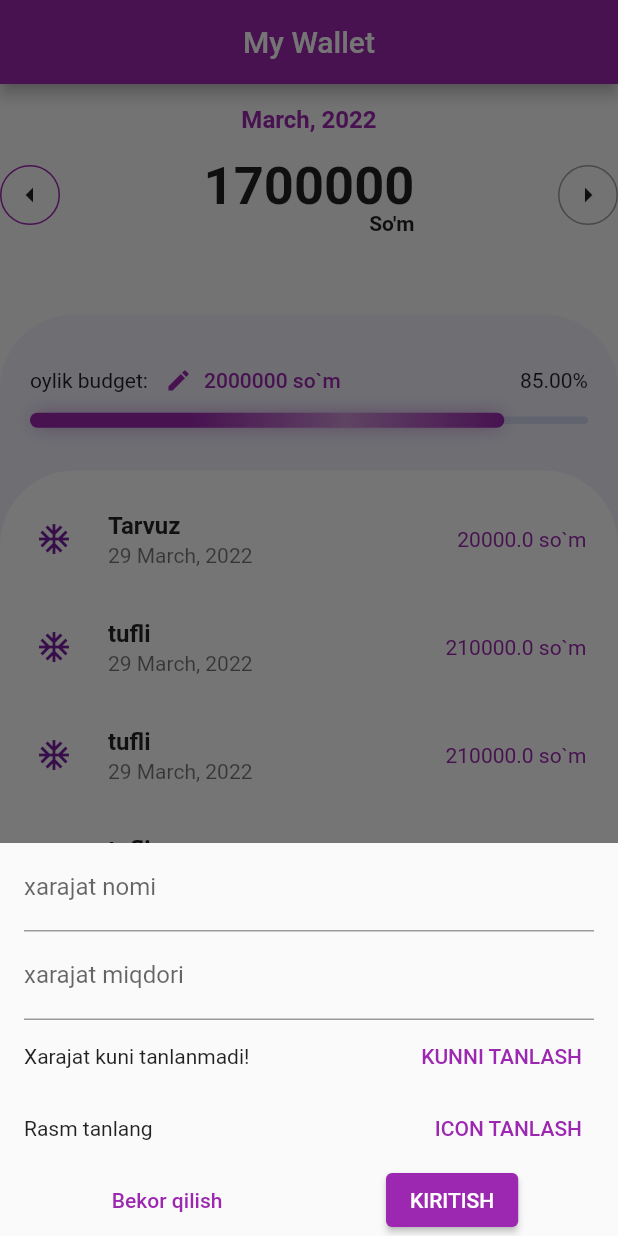
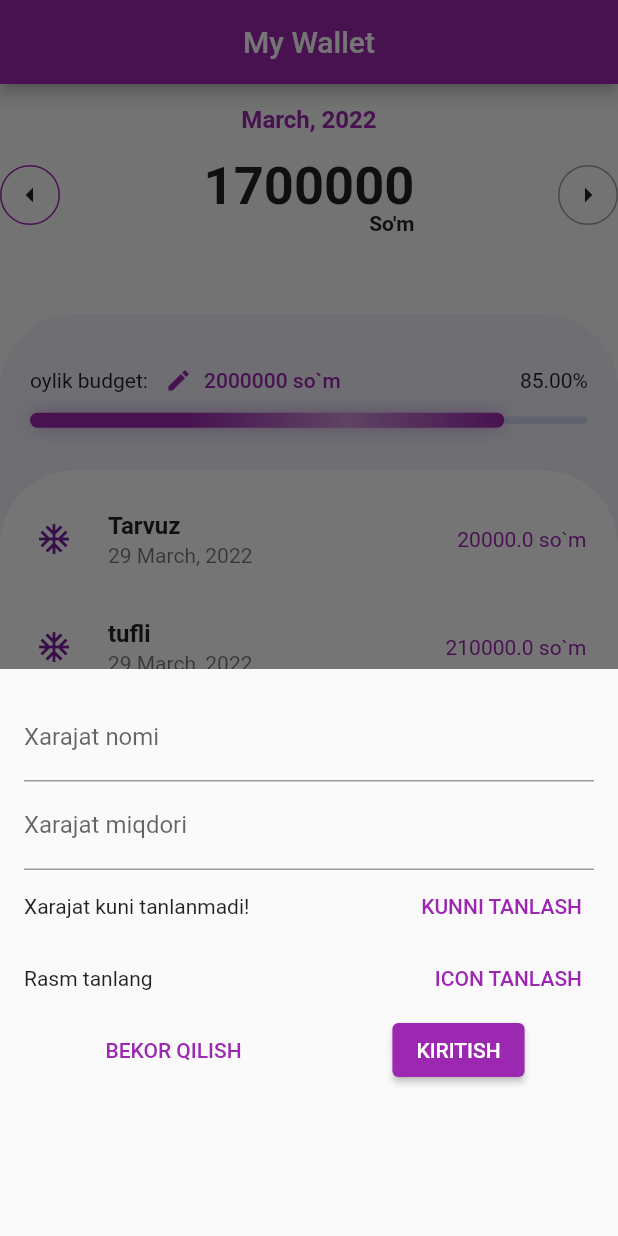
Before and after one commit to Leyla2627/MyWallet, a Flutter app: the screen it shows after launch, after a tap on the "add" icon, on a phone screen of 412 x 824 dp. Run offline on Flutter 3.47's test engine with Material 2 defaults, Android fonts, the phone set to English and light mode, and no system bars; our stand-ins replace month_picker_dialog; missing offline and left inert: flutter_iconpicker.

Commit message:
update_1

```diff
--- /dev/null
+++ b/lib/adaptive_button.dart
@@ -0,0 +1,27 @@
+import 'package:flutter/material.dart';
+import 'package:flutter/cupertino.dart';
+import 'dart:io' show Platform;
+
+class AdaptiveButton extends StatelessWidget {
+  final String text;
+  final Function() handler;
+  final bool? filled;
+
+  const AdaptiveButton({Key? key, this.filled = false  , required this.text, required this.handler}) : super(key: key);
+
+  @override
+  Widget build(BuildContext context) {
+    return Platform.isAndroid ?
+    filled! ?
+    ElevatedButton(
+        onPressed : handler,
+        child: Text(text)) : TextButton(onPressed: handler, child: Text(text)) :
+    filled! ? CupertinoButton.filled(
+      child: Text(text),
+      onPressed: handler,
+    ) : CupertinoButton(
+      child: Text(text),
+      onPressed: handler,
+    ) ;
+  }
+}
--- /dev/null
+++ b/lib/adaptive_textfield.dart
@@ -0,0 +1,24 @@
+import 'package:flutter/cupertino.dart';
+import 'package:flutter/material.dart';
+import 'dart:io' show Platform;
+
+class AdaptiveTextField extends StatelessWidget {
+  final String label;
+  final TextEditingController controller;
+  final TextInputType? keyboardType;
+
+  const AdaptiveTextField({Key? key, this.keyboardType, required this.controller, required this.label}) : super(key: key);
+
+  @override
+  Widget build(BuildContext context) {
+    return  Platform.isAndroid ? TextField(
+      decoration: InputDecoration(labelText: label),
+      controller: controller,
+      keyboardType: keyboardType ?? TextInputType.text,
+    ) : CupertinoTextField(placeholder: label,
+      controller: controller,
+      padding: EdgeInsets.all(10.0),
+      keyboardType: keyboardType ?? TextInputType.text,
+    );
+  }
+}
--- a/lib/add_expense.dart
+++ b/lib/add_expense.dart
@@ -2,6 +2,11 @@ import 'package:flutter/cupertino.dart';
 import 'package:flutter/material.dart';
 import 'package:flutter_iconpicker/flutter_iconpicker.dart';
 import 'package:intl/intl.dart';
+import 'package:my_wallet/adaptive_button.dart';
+
+import 'dart:io' show Platform;
+
+import 'package:my_wallet/adaptive_textfield.dart';
 
 class AddExpense extends StatefulWidget {
   final Function addNewExpense;
@@ -39,27 +44,27 @@ class _AddExpenseState extends State<AddExpense> {
      if(value!=null){_icon = value;}
    })
     });
+  }
 
-  }
+  void _submit(){
+    if (_titleController.text == null ||
+        _amountController.text == null ||
+        _selectedDate == null) return;
+    var title = _titleController.text;
+    var amount = double.parse(_amountController.text);
+    if (amount <= 0) return;
+    widget.addNewExpense(title, amount, _selectedDate, _icon);
+   }
 
   @override
   Widget build(BuildContext context) {
     return SingleChildScrollView(
       child: Container(
-        padding: const EdgeInsets.symmetric(horizontal: 16.0),
+        padding: EdgeInsets.only(top: 16.0, bottom: MediaQuery.of(context).viewInsets.bottom >0 ? MediaQuery.of(context).viewInsets.bottom +16.0 : 100, left: 16.0, right: 16.0),
         child: Column(
           children: [
-            TextField(
-              decoration: InputDecoration(labelText: "xarajat nomi"),
-              controller: _titleController,
-            ),
-            TextField(
-              decoration: InputDecoration(
-                labelText: "xarajat miqdori",
-              ),
-              keyboardType: TextInputType.number,
-              controller: _amountController,
-            ),
+            AdaptiveTextField(controller: _titleController, label: "Xarajat nomi"),
+            AdaptiveTextField(keyboardType: TextInputType.number, controller: _amountController, label: "Xarajat miqdori"),
             Row(
               mainAxisAlignment: MainAxisAlignment.spaceBetween,
               children: [
@@ -91,22 +96,10 @@ class _AddExpenseState extends State<AddExpense> {
             Row(
               mainAxisAlignment: MainAxisAlignment.spaceAround,
               children: [
-                TextButton(
-                    onPressed: () {
-                      Navigator.of(context).pop();
-                    },
-                    child: Text("Bekor qilish")),
-                ElevatedButton(
-                    onPressed: () {
-                      if (_titleController.text == null ||
-                          _amountController.text == null ||
-                          _selectedDate == null) return;
-                      var title = _titleController.text;
-                      var amount = double.parse(_amountController.text);
-                      if (amount <= 0) return;
-                      widget.addNewExpense(title, amount, _selectedDate, _icon);
-                    },
-                    child: Text("KIRITISH"))
+                AdaptiveButton(text: 'BEKOR QILISH', handler: (){
+                  Navigator.of(context).pop();
+                }),
+                AdaptiveButton(text: 'KIRITISH', handler: _submit, filled: true,)
               ],
             )
           ],
--- a/lib/main.dart
+++ b/lib/main.dart
@@ -1,3 +1,5 @@
+import 'dart:io' show Platform;
+
 import 'package:flutter/cupertino.dart';
 import 'package:flutter/material.dart';
 import 'package:month_picker_dialog/month_picker_dialog.dart';
@@ -84,6 +86,7 @@ class _MyWalletState extends State<MyWallet> {
 
   void showAddExpenseWindow(BuildContext context) {
     showModalBottomSheet(
+      isScrollControlled: true,
         context: context,
         isDismissible: false,
         builder: (ctx) {
@@ -124,7 +127,8 @@ class _MyWalletState extends State<MyWallet> {
    return Column(
      crossAxisAlignment: CrossAxisAlignment.stretch,
      children: [
-       Row(mainAxisAlignment: MainAxisAlignment.center, children: [Text("Ro`yxatni ko`rsatish"), Switch(value: _showExpenseList, onChanged: (value){
+       Row(mainAxisAlignment: MainAxisAlignment.center, children: [Text("Ro`yxatni ko`rsatish"),
+         Switch.adaptive(value: _showExpenseList, onChanged: (value){
           setState(() {
             _showExpenseList = value;
           });
@@ -145,15 +149,20 @@ class _MyWalletState extends State<MyWallet> {
    );
   }
 
-  final appBar = AppBar(
-    centerTitle: true,
-    title: const Text("My Wallet"),
-  );
+
 
   @override
   Widget build(BuildContext context) {
     final totalByMonth = expenseData.totalExpenseByMonth(_markedDate);
     final isLandscape = MediaQuery.of(context).orientation ==Orientation.landscape;
+
+    final appBar = AppBar(
+      centerTitle: true,
+      title: const Text("My Wallet"),
+      actions: Platform.isIOS ? [
+        IconButton(onPressed: (){}, icon: Icon(Icons.add))
+      ] : []
+    );
 
     final deviceHeight = MediaQuery.of(context).size.height - appBar.preferredSize.height-MediaQuery.of(context).padding.top;
     final deviceWidth = MediaQuery.of(context).size.width;
```
Also changed, not shown: lib/edit_monthly_budget.dart (+8 -7 lines).
